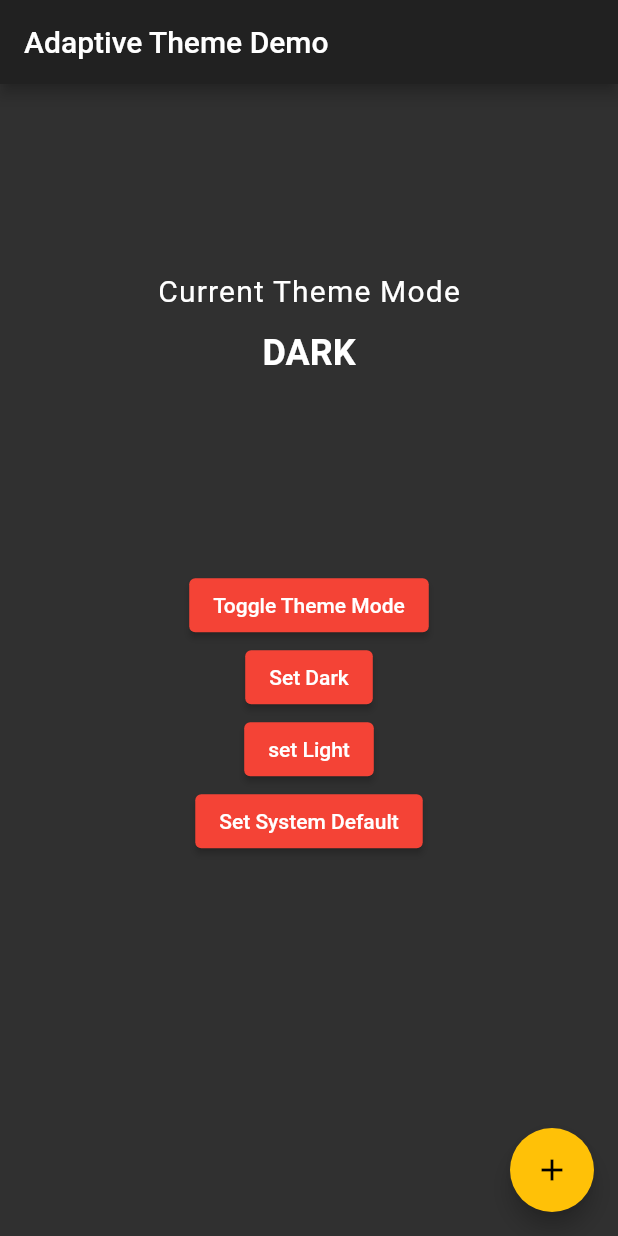
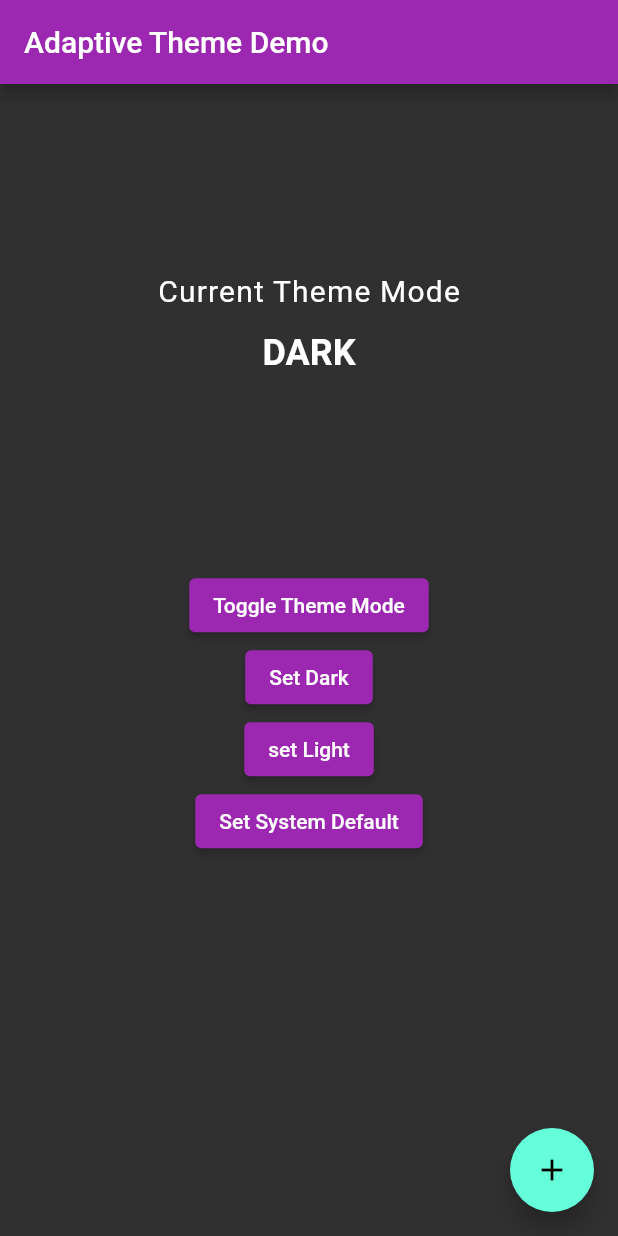
Before and after one commit to birdincee/-newCareyou, a Flutter app: the screen it shows after launch, after a tap on "Toggle Theme Mode", after a tap on "Set Dark", on a phone screen of 412 x 824 dp. Run offline on Flutter 3.47's test engine with Material 2 defaults, Android fonts, the phone set to English and light mode, and no system bars; our stand-ins replace adaptive_theme, animated_bottom_navigation_bar.

Commit message:
// update function page routes function theme data

```diff
--- a/lib/main.dart
+++ b/lib/main.dart
@@ -2,48 +2,39 @@ import 'package:adaptive_theme/adaptive_theme.dart';
 import 'package:flutter/material.dart';
 import 'package:flutter/widgets.dart';
 import 'package:newcareyou/screen/home_screen.dart';
+import 'package:newcareyou/static_variable/static_page_name.dart';
+import 'package:newcareyou/static_variable/theme_data.dart';
 
 void main() async {
   WidgetsFlutterBinding.ensureInitialized();
   final savedThemeMode = await AdaptiveTheme.getThemeMode();
-  runApp(MyApp(savedThemeMode: savedThemeMode));
+  final pageRoute = await StaticPageName().routesName();
+  runApp(
+      MyApp(
+        savedThemeMode: savedThemeMode,
+        pageRoute: pageRoute,
+      ),
+  );
 }
 
 class MyApp extends StatelessWidget {
   final AdaptiveThemeMode savedThemeMode;
-
-  const MyApp({Key key, this.savedThemeMode}) : super(key: key);
+  final dynamic pageRoute;
+  const MyApp({Key key, this.savedThemeMode, this.pageRoute}) : super(key: key);
 
   @override
   Widget build(BuildContext context) {
     return AdaptiveTheme(
-      light: ThemeData(
-        brightness: Brightness.light,
-        primarySwatch: Colors.red,
-        accentColor: Colors.amber,
-        switchTheme: SwitchThemeData(),
-      ),
-      dark: ThemeData(
-        brightness: Brightness.dark,
-        primarySwatch: Colors.red,
-        accentColor: Colors.amber,
-        switchTheme: SwitchThemeData(
-          thumbColor: MaterialStateProperty.resolveWith(
-            (states) => Colors.amber,
-          ),
-        ),
-      ),
+      light: StaticTheme.lightTheme,
+      dark: StaticTheme.darkTheme,
       initial: savedThemeMode ?? AdaptiveThemeMode.light,
       builder: (theme, darkTheme) => MaterialApp(
         title: 'Adaptive Theme Demo',
         theme: theme,
         darkTheme: darkTheme,
         debugShowCheckedModeBanner: false,
-        initialRoute: 'First',
-        routes: <String, WidgetBuilder>{
-          'First': (context) => MyHomePage(),
-          'HomeScreen': (context) => HomeScreen(),
-        },
+        initialRoute: StaticPageName.firstPage,
+        routes: pageRoute,
         home: MyHomePage(),
       ),
     );
--- /dev/null
+++ b/lib/static_variable/static_page_name.dart
@@ -0,0 +1,16 @@
+import 'package:flutter/material.dart';
+import 'package:newcareyou/main.dart';
+import 'package:newcareyou/screen/home_screen.dart';
+class StaticPageName{
+
+ Future<Map> routesName()async{
+   Map<String, WidgetBuilder> mapRoutes ={
+     firstPage : (context) => MyHomePage(),
+     homePage : (context) => HomeScreen(),
+   };
+   return mapRoutes;
+ }
+
+ static String firstPage = 'First';
+ static String homePage = 'HomeScreen';
+}
--- /dev/null
+++ b/lib/static_variable/theme_data.dart
@@ -0,0 +1,27 @@
+
+import 'package:flutter/material.dart';
+
+class StaticTheme{
+  static ThemeData lightTheme = ThemeData(
+    brightness: Brightness.light,
+    visualDensity: VisualDensity.adaptivePlatformDensity,
+    primarySwatch: Colors.red,
+    accentColor: Colors.amber,
+    switchTheme: SwitchThemeData(),
+  );
+
+  static ThemeData darkTheme = ThemeData(
+    brightness: Brightness.dark,
+
+    visualDensity: VisualDensity.adaptivePlatformDensity,
+    primarySwatch: Colors.purple,
+    appBarTheme: AppBarTheme(
+      backgroundColor: Colors.purple,
+    ),
+    switchTheme: SwitchThemeData(
+      thumbColor: MaterialStateProperty.resolveWith(
+            (states) => Colors.amber,
+      ),
+    ),
+  );
+}
```
